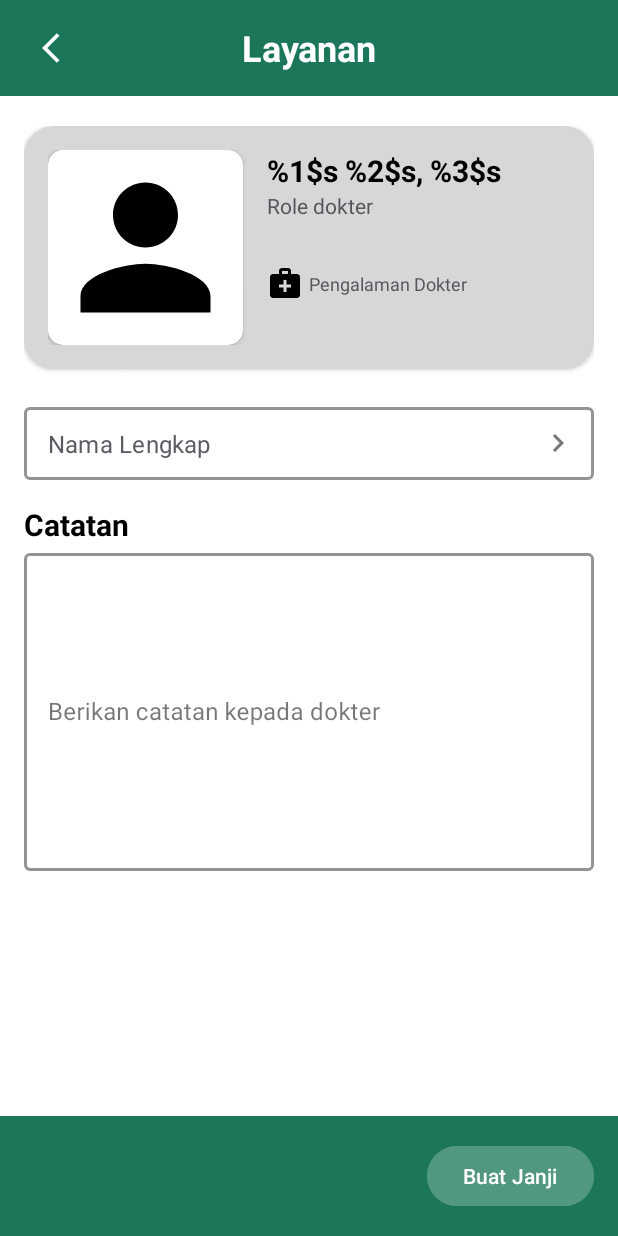
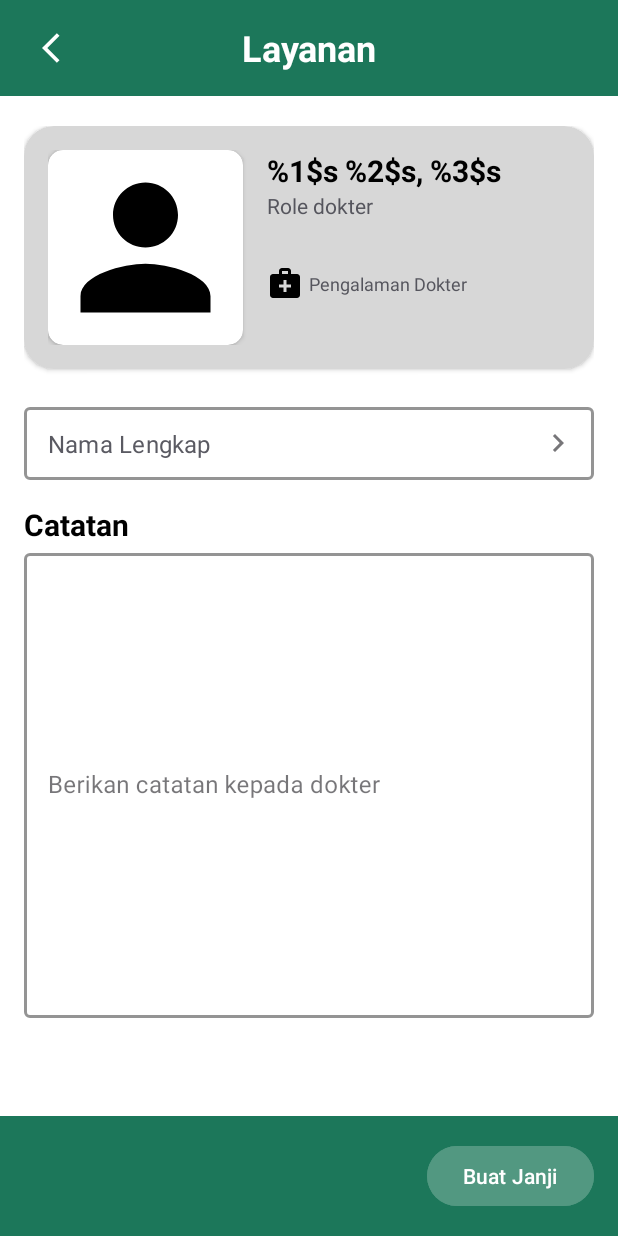
Before and after one commit to fadilaapages/medunnesapp, an Android app: the fragment BuatJanjiDokterFragment placed in its activity, on a phone screen of 412 x 824 dp. Run offline under Robolectric (Android 15) with nearby library versions, the phone set to English and light mode, and no system bars; pictures from the network do not load.

Commit message:
add new feature

```diff
--- a/app/src/main/java/com/medunnes/telemedicine/data/response/JanjiResponse.kt
+++ b/app/src/main/java/com/medunnes/telemedicine/data/response/JanjiResponse.kt
@@ -18,6 +18,9 @@ data class JanjiDataItem(
 
 	@field:SerializedName("datetime")
 	val datetime: String,
+
+	@field:SerializedName("topik")
+	val topik: String,
 
 	@field:SerializedName("pasien_tambahan")
 	val pasienTambahan: PasienTambahan,
--- a/app/src/main/java/com/medunnes/telemedicine/ui/adapter/JanjiDokterAdapter.kt
+++ b/app/src/main/java/com/medunnes/telemedicine/ui/adapter/JanjiDokterAdapter.kt
@@ -36,7 +36,7 @@ class JanjiDokterAdapter(
                         tvMessangerStatus.setTextColor(root.resources.getColor(R.color.secondary_color))
                     }
                 }
-                tvPatientSession.text = "${date?.let { fullDateFormat.format(it) }}/Sesi ${janji.sesiId}"
+                tvPatientSession.text = janji.topik//"${date?.let { fullDateFormat.format(it) }}/Sesi ${janji.sesiId}"
                 tvMessangerStatus.text  = janji.status
 
                 val imagePath = "${imageBaseUrl()}/${janji.pasien.imgPasien}"
--- a/app/src/main/res/layout/fragment_buat_janji_dokter.xml
+++ b/app/src/main/res/layout/fragment_buat_janji_dokter.xml
@@ -202,11 +202,11 @@
                 <com.google.android.material.textfield.TextInputEditText
                     android:id="@+id/tie_sesi_catatan"
                     android:layout_width="match_parent"
-                    android:layout_height="212dp"
+                    android:layout_height="310dp"
                     android:backgroundTint="@color/white"
                     android:backgroundTintMode="screen"
                     android:hint="@string/berikan_catatan_kepada_dokter"
-                    android:inputType="textLongMessage"
+                    android:inputType="textMultiLine"
                     android:textColor="@color/grey"
                     android:textColorHint="@color/grey" />
 
```
